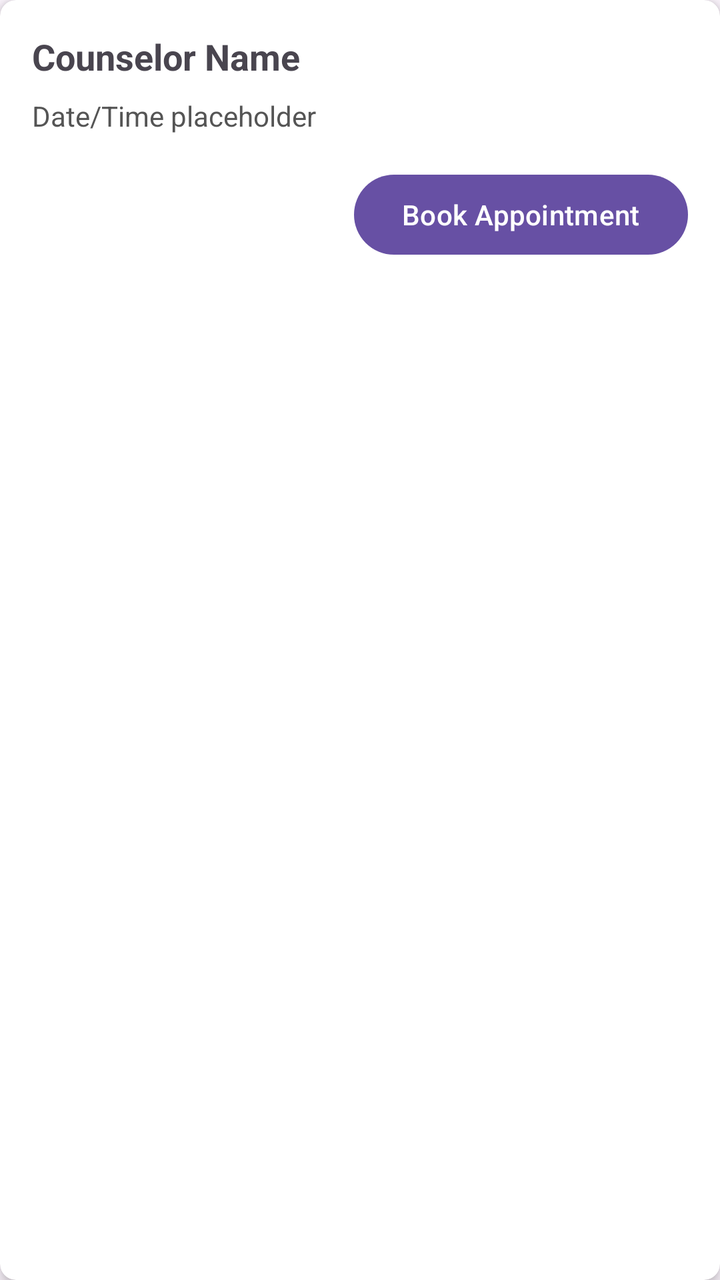
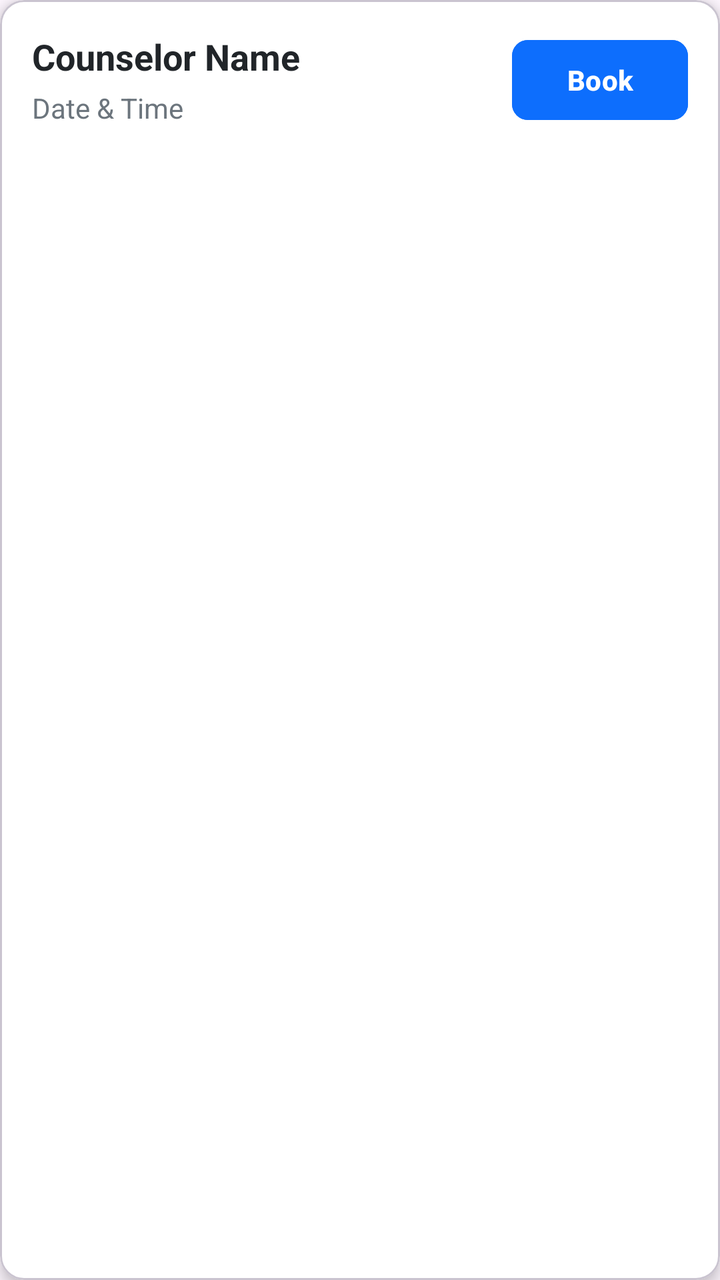

An Android layout rendered at two revisions. The XML below is the earlier revision; the diff shows what the commit changed to produce the second picture.
<!-- AndroidManifest.xml: application theme Theme.CounsellingApp -->
<!-- res/layout/item_slot.xml -->
<?xml version="1.0" encoding="utf-8"?>
<androidx.cardview.widget.CardView xmlns:android="http://schemas.android.com/apk/res/android"
    xmlns:app="http://schemas.android.com/apk/res-auto"
    android:layout_width="match_parent" android:layout_height="wrap_content"
    android:layout_marginBottom="12dp" app:cardCornerRadius="8dp" app:cardElevation="4dp">

    <LinearLayout
        android:layout_width="match_parent" android:layout_height="wrap_content"
        android:orientation="vertical" android:padding="16dp">

        <TextView
            android:id="@+id/tvCounselorName" android:layout_width="match_parent"
            android:layout_height="wrap_content" android:text="Counselor Name"
            android:textSize="18sp" android:textStyle="bold" android:layout_marginBottom="8dp"/>

        <TextView
            android:id="@+id/tvTime" android:layout_width="match_parent"
            android:layout_height="wrap_content" android:text="Date/Time placeholder"
            android:textColor="#555555" android:layout_marginBottom="16dp"/>

        <Button
            android:id="@+id/btnBookSlot" android:layout_width="wrap_content"
            android:layout_height="wrap_content" android:text="Book Appointment"
            android:layout_gravity="end"/>
    </LinearLayout>
</androidx.cardview.widget.CardView>
<!-- resources referenced by this layout -->
<resources>
  <style name="Theme.CounsellingApp" parent="Base.Theme.CounsellingApp" />
  <style name="Base.Theme.CounsellingApp" parent="Theme.Material3.DayNight.NoActionBar">
          
          
      </style>
</resources>

<!-- the commit's change to res/layout/item_slot.xml (unified diff, before → after) -->
@@ -1,26 +1,58 @@
 <?xml version="1.0" encoding="utf-8"?>
-<androidx.cardview.widget.CardView xmlns:android="http://schemas.android.com/apk/res/android"
+<com.google.android.material.card.MaterialCardView xmlns:android="http://schemas.android.com/apk/res/android"
     xmlns:app="http://schemas.android.com/apk/res-auto"
-    android:layout_width="match_parent" android:layout_height="wrap_content"
-    android:layout_marginBottom="12dp" app:cardCornerRadius="8dp" app:cardElevation="4dp">
+    android:layout_width="match_parent"
+    android:layout_height="wrap_content"
+    android:layout_marginHorizontal="16dp"
+    android:layout_marginBottom="12dp"
+    app:cardCornerRadius="12dp"
+    app:cardElevation="4dp"
+    app:cardBackgroundColor="@android:color/white">
 
-    <LinearLayout
-        android:layout_width="match_parent" android:layout_height="wrap_content"
-        android:orientation="vertical" android:padding="16dp">
+    <androidx.constraintlayout.widget.ConstraintLayout
+        android:layout_width="match_parent"
+        android:layout_height="wrap_content"
+        android:padding="16dp">
 
         <TextView
-            android:id="@+id/tvCounselorName" android:layout_width="match_parent"
-            android:layout_height="wrap_content" android:text="Counselor Name"
-            android:textSize="18sp" android:textStyle="bold" android:layout_marginBottom="8dp"/>
+            android:id="@+id/tvCounselorName"
+            android:layout_width="0dp"
+            android:layout_height="wrap_content"
+            android:text="Counselor Name"
+            android:textSize="18sp"
+            android:textStyle="bold"
+            android:textColor="#212529"
+            app:layout_constraintTop_toTopOf="parent"
+            app:layout_constraintStart_toStartOf="parent"
+            app:layout_constraintEnd_toStartOf="@+id/btnBookSlot"
+            android:layout_marginEnd="8dp"/>
 
         <TextView
-            android:id="@+id/tvTime" android:layout_width="match_parent"
-            android:layout_height="wrap_content" android:text="Date/Time placeholder"
-            android:textColor="#555555" android:layout_marginBottom="16dp"/>
+            android:id="@+id/tvTime"
+            android:layout_width="0dp"
+            android:layout_height="wrap_content"
+            android:text="Date &amp; Time"
+            android:textSize="14sp"
+            android:textColor="#6C757D"
+            android:layout_marginTop="4dp"
+            app:layout_constraintTop_toBottomOf="@id/tvCounselorName"
+            app:layout_constraintStart_toStartOf="parent"
+            app:layout_constraintEnd_toStartOf="@+id/btnBookSlot"
+            android:layout_marginEnd="8dp"/>
 
-        <Button
-            android:id="@+id/btnBookSlot" android:layout_width="wrap_content"
-            android:layout_height="wrap_content" android:text="Book Appointment"
-            android:layout_gravity="end"/>
-    </LinearLayout>
-</androidx.cardview.widget.CardView>
+        <com.google.android.material.button.MaterialButton
+            android:id="@+id/btnBookSlot"
+            android:layout_width="wrap_content"
+            android:layout_height="wrap_content"
+            android:text="Book"
+            android:textAllCaps="false"
+            android:textSize="14sp"
+            android:textStyle="bold"
+            app:cornerRadius="8dp"
+            android:backgroundTint="#0D6EFD"
+            app:layout_constraintTop_toTopOf="parent"
+            app:layout_constraintBottom_toBottomOf="parent"
+            app:layout_constraintEnd_toEndOf="parent"/>
+
+    </androidx.constraintlayout.widget.ConstraintLayout>
+</com.google.android.material.card.MaterialCardView>
